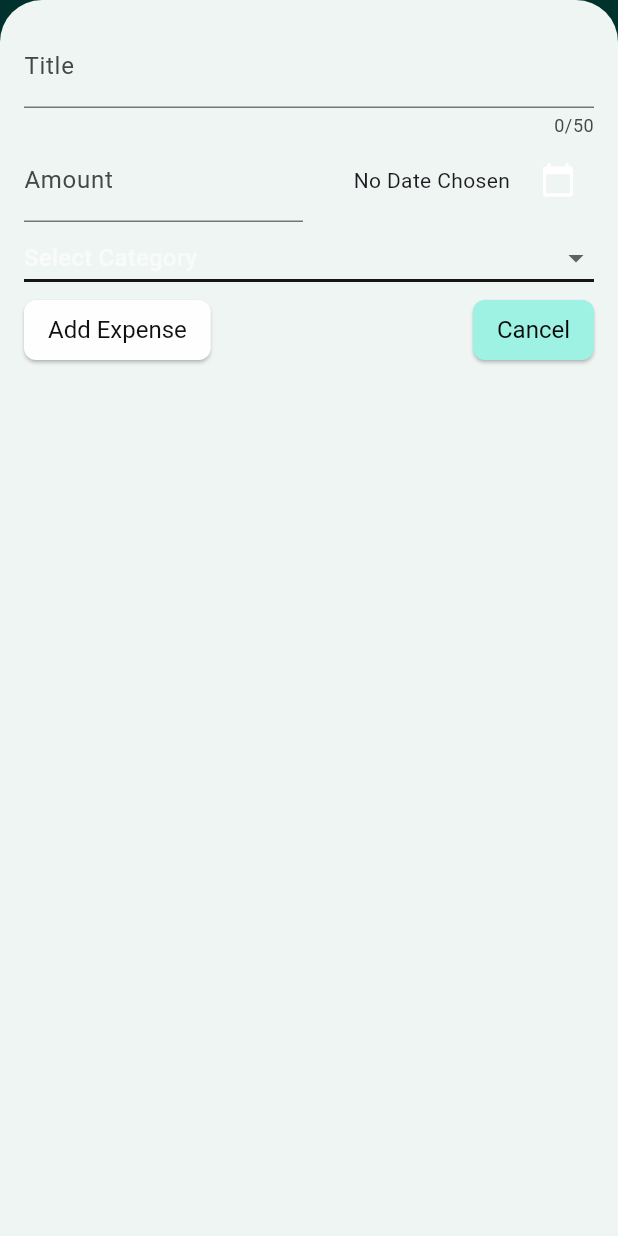
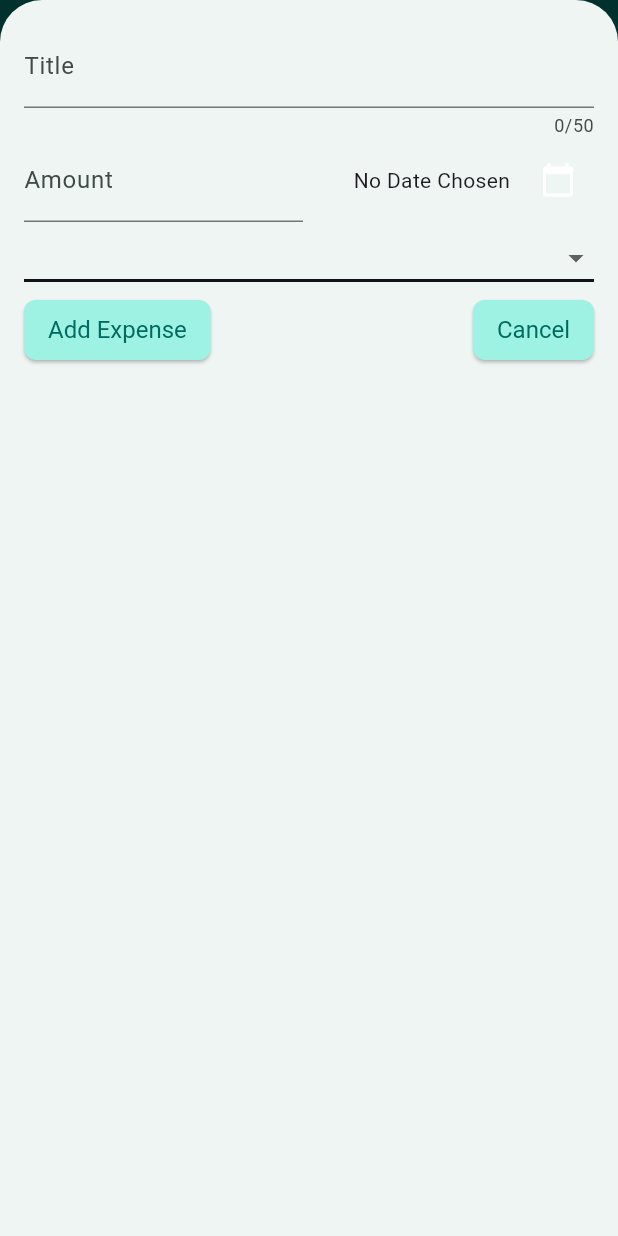
Before and after one commit to kurohige/FlutterLearningProjects, a Flutter app: the screen it shows after launch, after a tap on the "add" icon, on a phone screen of 412 x 824 dp. Run offline on Flutter 3.47's test engine with Material 3 defaults, Android fonts, the phone set to English and light mode, and no system bars; our stand-ins replace google_fonts.

Commit message:
chart orientation

```diff
--- a/expense_tracker/lib/widgets/expenses.dart
+++ b/expense_tracker/lib/widgets/expenses.dart
@@ -1,4 +1,5 @@
 import 'package:expense_tracker/models/expense.dart';
+import 'package:expense_tracker/widgets/chart/chart.dart';
 import 'package:expense_tracker/widgets/expenses_list/expenses_list.dart';
 import 'package:expense_tracker/widgets/new_expense.dart';
 import 'package:flutter/material.dart';
@@ -89,7 +90,7 @@ class _ExpensesState extends State<Expenses> {
       ),
       body: Column(
         children: [
-          const Text('Expenses'),
+          Chart(expenses: _registeredexpenses),
           Expanded(
             child: mainContent,
           ),
--- a/expense_tracker/lib/widgets/new_expense.dart
+++ b/expense_tracker/lib/widgets/new_expense.dart
@@ -149,19 +149,12 @@ class _NewExpenseState extends State<NewExpense> {
       mainAxisAlignment: MainAxisAlignment.spaceBetween,
       children: [
         ElevatedButton(
-          style: ButtonStyle(
-            backgroundColor: MaterialStateProperty.all(
-                const Color.fromARGB(255, 254, 254, 255)),
-          ),
           onPressed: _submitData,
-          child: const Text(
-              style: TextStyle(color: Color.fromARGB(255, 16, 16, 17)),
-              'Add Expense'),
+          child: const Text('Add Expense'),
         ),
         ElevatedButton(
           onPressed: () => Navigator.of(context).pop(),
           child: const Text(
-            style: TextStyle(color: Color.fromARGB(255, 7, 7, 7)),
             'Cancel',
           ),
         ),
@@ -170,6 +163,11 @@ class _NewExpenseState extends State<NewExpense> {
   }
 
   DropdownButton<Category> categorySelection() {
+    final isDarkTheme = Theme.of(context).brightness == Brightness.dark;
+    final textColor =
+        isDarkTheme ? Color.fromARGB(255, 255, 255, 255) : Colors.black;
+    final iconColor = isDarkTheme ? Colors.white : Colors.black;
+
     return DropdownButton<Category>(
       isExpanded: true,
       value: _category,
@@ -183,17 +181,26 @@ class _NewExpenseState extends State<NewExpense> {
           value: category,
           child: Row(
             children: [
-              Icon(categoryIcons[category]),
+              Icon(
+                categoryIcons[category],
+                color: iconColor,
+              ),
               const SizedBox(width: 8),
-              Text(category.toString().split('.').last),
+              Text(
+                category.toString().split('.').last,
+              ),
             ],
           ),
         );
       }).toList(),
-      hint: const Text('Select Category'),
+      hint: const Text(
+        'Select Category',
+        style: TextStyle(color: Color.fromARGB(0, 0, 0, 0)),
+      ),
+      dropdownColor: isDarkTheme ? Colors.grey[800] : Colors.white,
       underline: Container(
         height: 2,
-        color: const Color.fromARGB(255, 21, 21, 21),
+        color: Theme.of(context).primaryColor,
       ),
     );
   }
```
Also changed, not shown: expense_tracker/lib/main.dart (+7 -0 lines).
